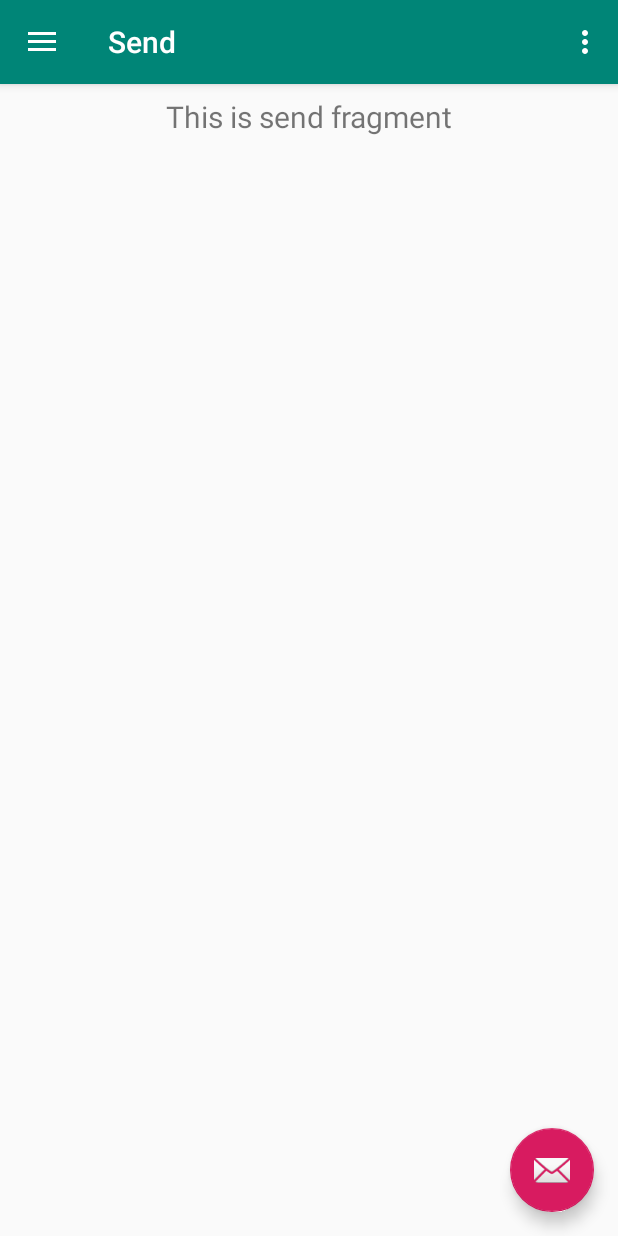
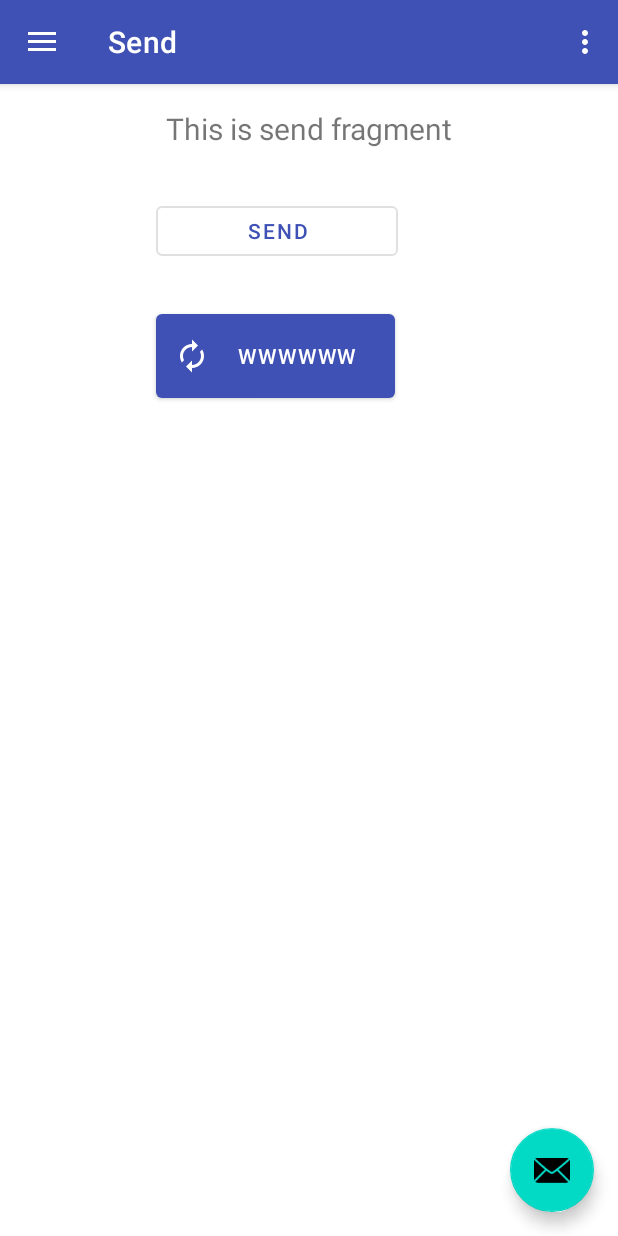
Before and after one commit to gpillaca91/ProyectoAndroid_Lavanderia_UPC, an Android app: the screen it shows after launch (MainActivity), in the side drawer, after a tap on "Send", on a phone screen of 412 x 824 dp. Run offline under Robolectric (Android 15) with nearby library versions, the phone set to English and light mode, and no system bars; our stand-ins replace navigation-ui.

Commit message:
Segundo commit se agrego MaterialDesign

```diff
--- a/app/build.gradle
+++ b/app/build.gradle
@@ -22,7 +22,8 @@ dependencies {
     implementation fileTree(dir: 'libs', include: ['*.jar'])
     implementation 'androidx.appcompat:appcompat:1.0.2'
     implementation 'androidx.legacy:legacy-support-v4:1.0.0'
-    implementation 'com.google.android.material:material:1.0.0'
+    //implementation 'com.google.android.material:material:1.0.0'
+    implementation 'com.google.android.material:material:1.2.0-alpha01'
     implementation 'androidx.constraintlayout:constraintlayout:1.1.3'
     implementation 'androidx.navigation:navigation-fragment:2.0.0'
     implementation 'androidx.navigation:navigation-ui:2.0.0'
--- /dev/null
+++ b/app/src/main/res/drawable/ic_refresh.xml
@@ -0,0 +1,5 @@
+<vector android:height="24dp" android:tint="#F1F1F1"
+    android:viewportHeight="24.0" android:viewportWidth="24.0"
+    android:width="24dp" xmlns:android="http://schemas.android.com/apk/res/android">
+    <path android:fillColor="#FF000000" android:pathData="M12,6v3l4,-4 -4,-4v3c-4.42,0 -8,3.58 -8,8 0,1.57 0.46,3.03 1.24,4.26L6.7,14.8c-0.45,-0.83 -0.7,-1.79 -0.7,-2.8 0,-3.31 2.69,-6 6,-6zM18.76,7.74L17.3,9.2c0.44,0.84 0.7,1.79 0.7,2.8 0,3.31 -2.69,6 -6,6v-3l-4,4 4,4v-3c4.42,0 8,-3.58 8,-8 0,-1.57 -0.46,-3.03 -1.24,-4.26z"/>
+</vector>
--- a/app/src/main/res/drawable/side_nav_bar.xml
+++ b/app/src/main/res/drawable/side_nav_bar.xml
@@ -2,8 +2,8 @@
     android:shape="rectangle">
     <gradient
         android:angle="135"
-        android:centerColor="#009688"
-        android:endColor="#00695C"
-        android:startColor="#4DB6AC"
+        android:centerColor="#053A68"
+        android:endColor="#3F51B5"
+        android:startColor="#3F82B5"
         android:type="linear" />
 </shape>
--- a/app/src/main/res/layout/fragment_send.xml
+++ b/app/src/main/res/layout/fragment_send.xml
@@ -1,6 +1,7 @@
 <?xml version="1.0" encoding="utf-8"?>
 <androidx.constraintlayout.widget.ConstraintLayout xmlns:android="http://schemas.android.com/apk/res/android"
     xmlns:app="http://schemas.android.com/apk/res-auto"
+    xmlns:tools="http://schemas.android.com/tools"
     android:layout_width="match_parent"
     android:layout_height="match_parent">
 
@@ -9,11 +10,37 @@
         android:layout_width="match_parent"
         android:layout_height="wrap_content"
         android:layout_marginStart="8dp"
-        android:layout_marginTop="8dp"
+        android:layout_marginTop="16dp"
         android:layout_marginEnd="8dp"
         android:textAlignment="center"
         android:textSize="20sp"
         app:layout_constraintEnd_toEndOf="parent"
+        app:layout_constraintHorizontal_bias="0.0"
         app:layout_constraintStart_toStartOf="parent"
         app:layout_constraintTop_toTopOf="parent" />
+
+    <com.google.android.material.button.MaterialButton
+        android:id="@+id/material_button"
+        style="@style/Widget.MaterialComponents.Button.OutlinedButton"
+        android:layout_width="161dp"
+        android:layout_height="45dp"
+        android:layout_marginStart="104dp"
+        android:layout_marginTop="32dp"
+        android:text="@string/button_label_enabled"
+        app:layout_constraintStart_toStartOf="parent"
+        app:layout_constraintTop_toBottomOf="@+id/text_send" />
+
+    <com.google.android.material.button.MaterialButton
+        android:id="@+id/material_unelevated_button"
+        style="@style/Widget.MaterialComponents.Button.Icon"
+        android:layout_width="159dp"
+        android:layout_height="68dp"
+        android:layout_marginStart="104dp"
+        android:layout_marginTop="104dp"
+        android:text="@string/unelevated_button_label_enabled"
+        app:icon="@drawable/ic_refresh"
+        app:layout_constraintStart_toStartOf="parent"
+        app:layout_constraintTop_toBottomOf="@+id/text_send" />
+
+
 </androidx.constraintlayout.widget.ConstraintLayout>
--- a/app/src/main/res/values/colors.xml
+++ b/app/src/main/res/values/colors.xml
@@ -1,6 +1,6 @@
 <?xml version="1.0" encoding="utf-8"?>
 <resources>
-    <color name="colorPrimary">#008577</color>
-    <color name="colorPrimaryDark">#00574B</color>
-    <color name="colorAccent">#D81B60</color>
+    <color name="colorPrimary">#3F51B5</color>
+    <color name="colorPrimaryDark">#673AB7</color>
+    <color name="colorAccent">#0379AD</color>
 </resources>
--- a/app/src/main/res/values/strings.xml
+++ b/app/src/main/res/values/strings.xml
@@ -13,4 +13,9 @@
     <string name="menu_tools">Tools</string>
     <string name="menu_share">Share</string>
     <string name="menu_send">Send</string>
+
+    <string name="button_label_enabled">Send</string>
+    <string name="button_label_disabled">Send22</string>
+    <string name="unelevated_button_label_enabled">wwwwww</string>
+
 </resources>
--- a/app/src/main/res/values/styles.xml
+++ b/app/src/main/res/values/styles.xml
@@ -1,11 +1,15 @@
 <resources>
 
     <!-- Base application theme. -->
-    <style name="AppTheme" parent="Theme.AppCompat.Light.DarkActionBar">
+    <!--<style name="AppTheme" parent="Theme.AppCompat.Light.DarkActionBar">-->
+    <style name="AppTheme" parent="Theme.MaterialComponents.Light.NoActionBar">
         <!-- Customize your theme here. -->
         <item name="colorPrimary">@color/colorPrimary</item>
         <item name="colorPrimaryDark">@color/colorPrimaryDark</item>
         <item name="colorAccent">@color/colorAccent</item>
+
+
+
     </style>
 
     <style name="AppTheme.NoActionBar">
@@ -17,4 +21,6 @@
 
     <style name="AppTheme.PopupOverlay" parent="ThemeOverlay.AppCompat.Light" />
 
+
+
 </resources>
```
Also changed, not shown: app/src/main/res/layout/fragment_share.xml (+11 -9 lines).
